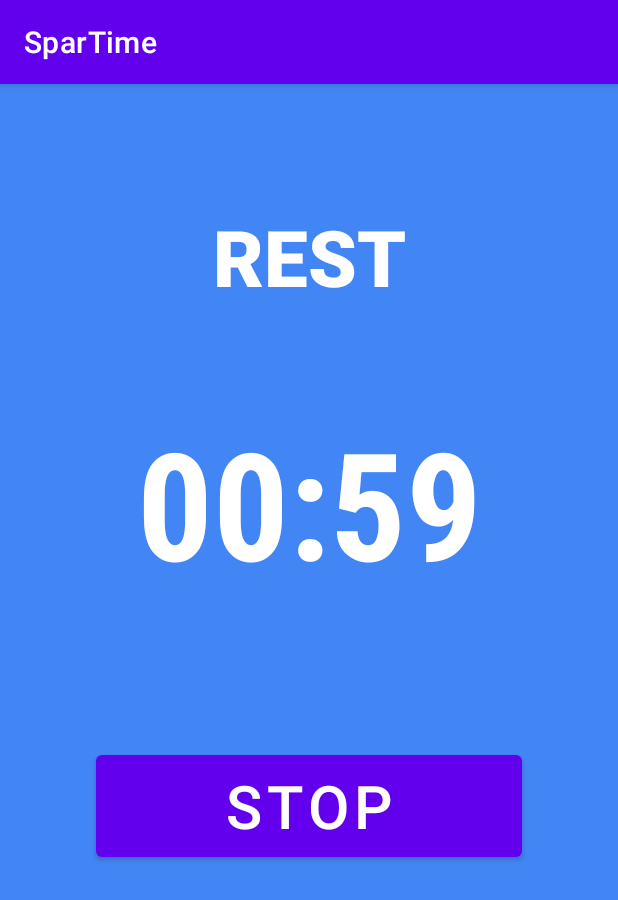
After one commit to FiGo123/SparTime, an Android app: the Rest screen opened through its navigation route, on a phone screen of 412 x 824 dp. The commit adds this screen. Shown: the top 900 px of the screen. Run offline under Robolectric (Android 15) with nearby library versions, the phone set to English and light mode, and no system bars.

Commit message:
Add fragment rest with ticking functionality,update navigation, change file structure

```diff
--- a/app/src/main/java/com/example/spartime/First.kt
+++ b/app/src/main/java/com/example/spartime/UI/First.kt
@@ -1,24 +1,20 @@
-package com.example.spartime
+package com.example.spartime.UI
 
 import android.os.Bundle
 import android.text.Editable
 import android.text.TextWatcher
-import androidx.fragment.app.Fragment
 import android.view.LayoutInflater
 import android.view.View
 import android.view.ViewGroup
 import android.widget.Button
 import android.widget.EditText
+import androidx.fragment.app.Fragment
 import androidx.fragment.app.activityViewModels
 import androidx.navigation.findNavController
+import com.example.spartime.R
 import com.example.spartime.databinding.FragmentFirstBinding
 import com.example.spartime.databinding.FragmentSecondBinding
 import com.example.spartime.viewmodel.MainViewModel
-
-// TODO: Rename parameter arguments, choose names that match
-// the fragment initialization parameters, e.g. ARG_ITEM_NUMBER
-private const val ARG_PARAM1 = "param1"
-private const val ARG_PARAM2 = "param2"
 
 /**
  * A simple [Fragment] subclass.
@@ -55,7 +51,7 @@ class First : Fragment() {
     }
 
 
-    private fun setupListeners(binding: FragmentFirstBinding,view: View){
+    private fun setupListeners(binding: FragmentFirstBinding, view: View){
         val edtxtRound: EditText = view.findViewById(R.id.fragment_first_edtxt_round)
         edtxtRound.addTextChangedListener(object : TextWatcher {
             override fun afterTextChanged(s: Editable?) {
--- /dev/null
+++ b/app/src/main/java/com/example/spartime/UI/Rest.kt
@@ -0,0 +1,64 @@
+package com.example.spartime.UI
+
+import android.annotation.SuppressLint
+import android.os.Bundle
+import android.os.CountDownTimer
+import android.view.LayoutInflater
+import android.view.View
+import android.view.ViewGroup
+import android.widget.TextView
+import androidx.fragment.app.Fragment
+import androidx.navigation.findNavController
+import com.example.spartime.R
+import com.example.spartime.databinding.FragmentRestBinding
+
+class Rest : Fragment() {
+
+    private lateinit var timeTextView: TextView
+    private lateinit var countDownTimer: CountDownTimer
+    private lateinit var binding: FragmentRestBinding
+    private var timeRemainingInMillis = 0L
+    private var initialTimeInMinutes = 1
+
+    @SuppressLint("SetTextI18n")
+    override fun onCreateView(
+        inflater: LayoutInflater, container: ViewGroup?,
+        savedInstanceState: Bundle?
+    ): View {
+        binding = FragmentRestBinding.inflate(inflater, container, false)
+        timeTextView = binding.restTimeCounter
+        binding.btnRestStop.setOnClickListener {
+            it.findNavController().navigate(R.id.action_rest_to_second)
+        }
+        timeRemainingInMillis = (initialTimeInMinutes * 60 * 1000).toLong()
+        startTimer(binding)
+        return binding.root
+    }
+
+
+
+
+    private fun startTimer(binding: FragmentRestBinding) {
+        countDownTimer = object : CountDownTimer(timeRemainingInMillis, 1000) {
+            override fun onTick(millisUntilFinished: Long) {
+                timeRemainingInMillis = millisUntilFinished
+                updateTimeText()
+            }
+
+            override fun onFinish() {
+                // Handle timer completion (e.g., dismiss dialog, play sound)
+                binding.root.findNavController().navigate(R.id.action_rest_to_second)
+            }
+        }.start()
+    }
+
+    private fun updateTimeText() {
+        val minutes = timeRemainingInMillis / 60000
+        val seconds = (timeRemainingInMillis % 60000) / 1000
+
+        val formattedTime = String.format("%02d:%02d", minutes, seconds)
+        timeTextView.text = formattedTime
+    }
+
+    // ... other methods for handling dialog dismissal or actions
+}
--- a/app/src/main/java/com/example/spartime/Second.kt
+++ b/app/src/main/java/com/example/spartime/UI/Second.kt
@@ -1,22 +1,18 @@
-package com.example.spartime
+package com.example.spartime.UI
 
 import android.annotation.SuppressLint
 import android.os.Bundle
-import androidx.fragment.app.Fragment
+import android.os.CountDownTimer
 import android.view.LayoutInflater
 import android.view.View
 import android.view.ViewGroup
+import android.widget.TextView
+import androidx.fragment.app.Fragment
 import androidx.fragment.app.activityViewModels
 import androidx.navigation.findNavController
+import com.example.spartime.R
 import com.example.spartime.databinding.FragmentSecondBinding
 import com.example.spartime.viewmodel.MainViewModel
-import android.os.CountDownTimer
-import android.widget.TextView
-
-// TODO: Rename parameter arguments, choose names that match
-// the fragment initialization parameters, e.g. ARG_ITEM_NUMBER
-private const val ARG_PARAM1 = "param1"
-private const val ARG_PARAM2 = "param2"
 
 /**
  * A simple [Fragment] subclass.
@@ -39,15 +35,7 @@ class Second : Fragment() {
 
     private val mainViewModel: MainViewModel by activityViewModels()
 
-    override fun onCreate(savedInstanceState: Bundle?) {
-        super.onCreate(savedInstanceState)
 
-        arguments?.let {
-            param1 = it.getString(ARG_PARAM1)
-            param2 = it.getString(ARG_PARAM2)
-        }
-
-    }
 
    // override fun onBackPressed() {
     //    println("catch on back pressed")
@@ -55,8 +43,8 @@ class Second : Fragment() {
    // }
     @SuppressLint("SetTextI18n")
     override fun onCreateView(
-        inflater: LayoutInflater, container: ViewGroup?,
-        savedInstanceState: Bundle?
+       inflater: LayoutInflater, container: ViewGroup?,
+       savedInstanceState: Bundle?
     ): View {
        val binding = FragmentSecondBinding.inflate(inflater, container, false)
        binding.roundFragmentBtn.setOnClickListener {
@@ -78,7 +66,7 @@ class Second : Fragment() {
            roundLength = length
            initialTimeInMinutes = roundLength // Example value
            timeRemainingInMillis = (initialTimeInMinutes * 60 * 1000).toLong()
-           startTimer(roundTime)
+           startTimer(binding)
        }
        mainViewModel.pauseLengthInSecs.observe(viewLifecycleOwner
        ) {
@@ -104,18 +92,15 @@ class Second : Fragment() {
         fun newInstance(param1: String, param2: String) =
             Second().apply {
                 arguments = Bundle().apply {
-                    putString(ARG_PARAM1, param1)
-                    putString(ARG_PARAM2, param2)
                 }
             }
     }
 
 
-    private fun startTimer(roundTime: TextView) {
+    private fun startTimer(roundTime: FragmentSecondBinding) {
         println("startTimer")
         countDownTimer = object : CountDownTimer(timeRemainingInMillis, 1000) {
             override fun onTick(millisUntilFinished: Long) {
-                println(millisUntilFinished)
                 timeRemainingInMillis = millisUntilFinished
                 updateTimeText(roundTime)
             }
@@ -126,12 +111,16 @@ class Second : Fragment() {
         }.start()
     }
 
-    private fun updateTimeText(roundTime: TextView) {
+    private fun updateTimeText(binding: FragmentSecondBinding) {
         val minutes = timeRemainingInMillis / 60000
         val seconds = (timeRemainingInMillis % 60000) / 1000
 
         val formattedTime = String.format("%02d:%02d", minutes, seconds)
-        roundTime.text = formattedTime
+        binding.timeCounter.text = formattedTime
+        if (seconds.toInt() == 1){
+            binding.root.findNavController().navigate(R.id.action_second_to_rest)
+        }
+
     }
 
 }
--- /dev/null
+++ b/app/src/main/res/layout/fragment_rest.xml
@@ -0,0 +1,51 @@
+<?xml version="1.0" encoding="utf-8"?>
+
+<androidx.constraintlayout.widget.ConstraintLayout
+    xmlns:android="http://schemas.android.com/apk/res/android"
+    xmlns:app="http://schemas.android.com/apk/res-auto"
+    android:layout_width="match_parent"
+    android:layout_height="match_parent"
+    android:background="#4285F4">
+    <TextView
+        android:id="@+id/titleTextView"
+        android:layout_width="wrap_content"
+        android:layout_height="wrap_content"
+        android:layout_marginTop="80dp"
+        android:fontFamily="sans-serif-black"
+        android:text="REST"
+        android:textColor="#FFFFFF"
+        android:textSize="52sp"
+        android:textStyle="bold"
+        app:layout_constraintEnd_toEndOf="parent"
+        app:layout_constraintStart_toStartOf="parent"
+        app:layout_constraintTop_toTopOf="parent" />
+    <TextView
+        android:id="@+id/restTimeCounter"
+        android:layout_width="wrap_content"
+        android:layout_height="wrap_content"
+        android:layout_marginTop="62dp"
+        android:fontFamily="sans-serif-condensed"
+        android:text="59"
+        android:textAlignment="center"
+        android:textColor="#FFFFFF"
+        android:textSize="100sp"
+        android:textStyle="bold"
+        app:layout_constraintEnd_toEndOf="parent"
+        app:layout_constraintStart_toStartOf="parent"
+        app:layout_constraintTop_toBottomOf="@+id/titleTextView" />
+
+
+    <Button
+        android:id="@+id/btnRestStop"
+        android:layout_width="match_parent"
+        android:layout_height="80dp"
+        app:layout_constraintTop_toBottomOf="@id/restTimeCounter"
+        app:layout_constraintStart_toStartOf="parent"
+        app:layout_constraintEnd_toEndOf="parent"
+        android:layout_marginTop="96dp"
+        android:layout_marginStart="64dp"
+        android:layout_marginEnd="64dp"
+        android:text="STOP"
+        android:textSize="40dp"
+        />
+</androidx.constraintlayout.widget.ConstraintLayout>
--- a/app/src/main/res/navigation/nav_graph.xml
+++ b/app/src/main/res/navigation/nav_graph.xml
@@ -7,7 +7,7 @@
 
     <fragment
         android:id="@+id/first"
-        android:name="com.example.spartime.First"
+        android:name="com.example.spartime.UI.First"
         android:label="fragment_first"
         tools:layout="@layout/fragment_first" >
         <action
@@ -16,11 +16,23 @@
     </fragment>
     <fragment
         android:id="@+id/second"
-        android:name="com.example.spartime.Second"
+        android:name="com.example.spartime.UI.Second"
         android:label="fragment_second"
         tools:layout="@layout/fragment_second" >
         <action
             android:id="@+id/action_second_to_first"
             app:destination="@id/first" />
+        <action
+            android:id="@+id/action_second_to_rest"
+            app:destination="@id/rest" />
+    </fragment>
+    <fragment
+        android:id="@+id/rest"
+        android:name="com.example.spartime.UI.Rest"
+        android:label="Rest"
+        tools:layout="@layout/fragment_rest">
+        <action
+            android:id="@+id/action_rest_to_second"
+            app:destination="@id/second" />
     </fragment>
 </navigation>
```
